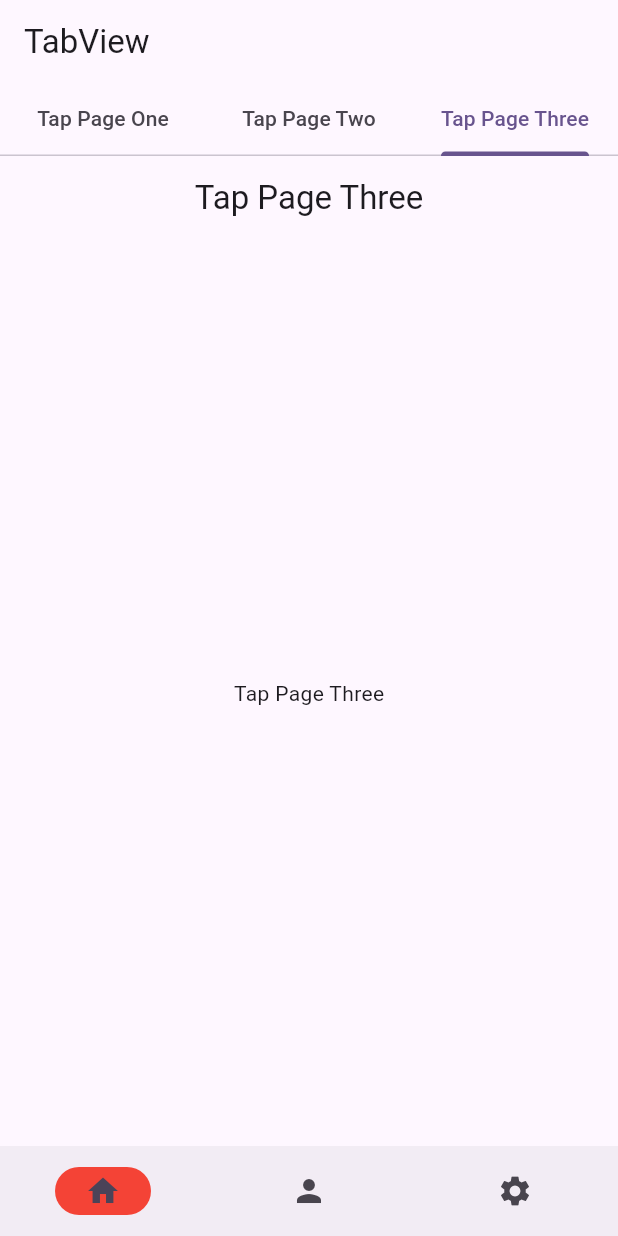
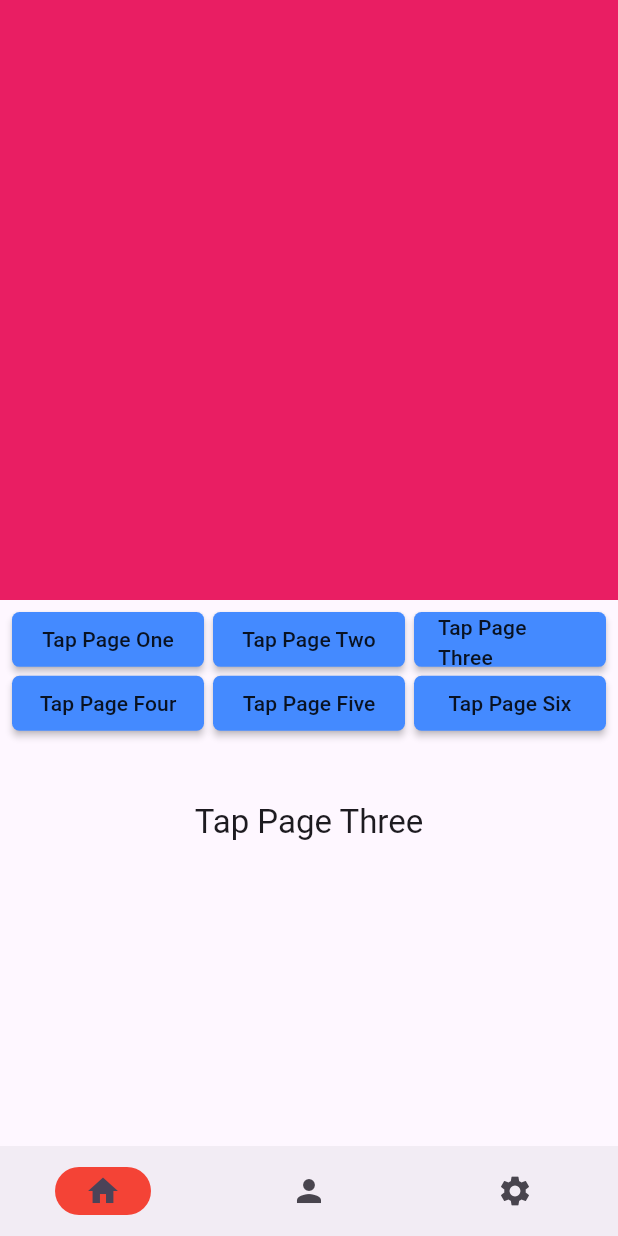
Before and after one commit to shaunhossain/go_route_test, a Flutter app: the TabViewThreePage screen opened by its route, on a phone screen of 412 x 824 dp. Run offline on Flutter 3.47's test engine with Material 2 defaults, Android fonts, the phone set to English and light mode, and no system bars; our stand-ins replace go_router.

Commit message:
nested scroll view with tab

```diff
--- a/lib/core/page_name.dart
+++ b/lib/core/page_name.dart
@@ -15,7 +15,10 @@ enum PagesName{
 enum TabPagesName{
   tabPageView1("Tap Page One","/tab/tab1"),
   tabPageView2("Tap Page Two","/tab/tab2"),
-  tabPageView3("Tap Page Three","/tab/tab3");
+  tabPageView3("Tap Page Three","/tab/tab3"),
+  tabPageView4("Tap Page Four","/tab/tab4"),
+  tabPageView5("Tap Page Five","/tab/tab5"),
+  tabPageView6("Tap Page Six","/tab/tab6");
 
   const TabPagesName(this.title,this.path);
   final String title;
--- a/lib/presentation/navigation/route.dart
+++ b/lib/presentation/navigation/route.dart
@@ -10,6 +10,9 @@ import 'package:go_route_test/presentation/ui/splash_page.dart';
 import 'package:go_route_test/presentation/ui/tab/tab_view_1.dart';
 import 'package:go_route_test/presentation/ui/tab/tab_view_2.dart';
 import 'package:go_route_test/presentation/ui/tab/tab_view_3.dart';
+import 'package:go_route_test/presentation/ui/tab/tab_view_4.dart';
+import 'package:go_route_test/presentation/ui/tab/tab_view_5.dart';
+import 'package:go_route_test/presentation/ui/tab/tab_view_6.dart';
 import 'package:go_router/go_router.dart';
 
 final _rootNavigatorKey = GlobalKey<NavigatorState>();
@@ -108,6 +111,27 @@ final GoRouter router = GoRouter(
                         const TabViewThreePage(),
                   ),
                 ]),
+                StatefulShellBranch(routes: [
+                  GoRoute(
+                    path: TabPagesName.tabPageView4.path,
+                    builder: (BuildContext context, GoRouterState state) =>
+                    const TabViewFourPage(),
+                  ),
+                ]),
+                StatefulShellBranch(routes: [
+                  GoRoute(
+                    path: TabPagesName.tabPageView5.path,
+                    builder: (BuildContext context, GoRouterState state) =>
+                    const TabViewFivePage(),
+                  ),
+                ]),
+                StatefulShellBranch(routes: [
+                  GoRoute(
+                    path: TabPagesName.tabPageView6.path,
+                    builder: (BuildContext context, GoRouterState state) =>
+                    const TabViewSixPage(),
+                  ),
+                ]),
               ],
             ),
           ],
--- a/lib/presentation/navigation/tab_root_page.dart
+++ b/lib/presentation/navigation/tab_root_page.dart
@@ -29,22 +29,90 @@ class _TabRootPageState extends State<TabRootPage>
 
   @override
   Widget build(BuildContext context) {
-    final List<Tab> tabs = widget.children
-        .mapIndexed((int i, _) => Tab(text: TabPagesName.values[i].title))
+    final List<MaterialButton> tab1 = widget.children
+        .mapIndexed((int i, _) => MaterialButton(
+              color: Colors.blueAccent,
+              shape: RoundedRectangleBorder(
+                  borderRadius: BorderRadius.circular(5)),
+              onPressed: () {
+                _onTabTap(context, i);
+              },
+              child: Text(TabPagesName.values[i].title),
+            ))
         .toList();
 
-    return Scaffold(
-      appBar: AppBar(
-          title: const Text('TabView'),
-          bottom: TabBar(
-            controller: _tabController,
-            tabs: tabs,
-            onTap: (int tappedIndex) => _onTabTap(context, tappedIndex),
-          )),
-      body: TabBarView(
-        controller: _tabController,
-        children: widget.children,
-      ),
+    // final list2 = list1Copy.sublist(0, list1Copy.length ~/ 2);
+    // final list3 = list1Copy.sublist(list1Copy.length ~/ 2);
+
+    final List<MaterialButton> tab2 = widget.children
+        .sublist(widget.children.length ~/ 2)
+        .mapIndexed((int i, _) => MaterialButton(
+              height: 10,
+              color: Colors.blueAccent,
+              shape: RoundedRectangleBorder(
+                  borderRadius: BorderRadius.circular(5)),
+              onPressed: () {
+                _onTabTap(context, i + 2);
+              },
+              child: FittedBox(child: Text(TabPagesName.values[i].title,style: const TextStyle(fontSize: 8),)),
+            ))
+        .toList();
+
+    return SafeArea(
+      child: Scaffold(
+        body: NestedScrollView(
+          headerSliverBuilder: (context, value) {
+            return [
+              SliverToBoxAdapter(
+                  child:    Container(
+                    width: double.maxFinite,
+                    height: 400,
+                    color: Colors.pink,
+                  ),
+              ),
+              SliverToBoxAdapter(
+                child: SizedBox(
+                  width: double.maxFinite,
+                  height: 120,
+                  child: GridView.count(
+                    shrinkWrap: true,
+                    physics: const NeverScrollableScrollPhysics(),
+                    crossAxisCount: 3,
+                    childAspectRatio: 3.5,
+                    mainAxisSpacing: 6,
+                    crossAxisSpacing: 6,
+                    padding: const EdgeInsets.all(8.0), // padding around the grid
+                    children: tab1.map((item) {
+                      return item;
+                    }).toList(),
+                  ),
+                ),
+              ),
+            ];
+          },
+          body: CustomScrollView(
+            slivers:  [
+                SliverToBoxAdapter(
+                  child: SizedBox(
+                    height: 600,
+                    child: TabBarView(
+                      physics: const ScrollPhysics(),
+                      controller: _tabController,
+                      children: widget.children,
+                    ),
+                  ),
+                ),
+              SliverToBoxAdapter(
+                  child: Container(
+                    width: double.maxFinite,
+                    height: 400,
+                    color: Colors.pink,
+                  ),
+                ),
+              ],
+            ),
+          ),
+        ),
     );
   }
 
```
Also changed, not shown: lib/presentation/ui/tab/tab_view_4.dart (added, +28 -0 lines), lib/presentation/ui/tab/tab_view_5.dart (added, +29 -0 lines), lib/presentation/ui/tab/tab_view_6.dart (added, +29 -0 lines), lib/presentation/custom_tab_bar/custom_tab_bar.dart (added).
